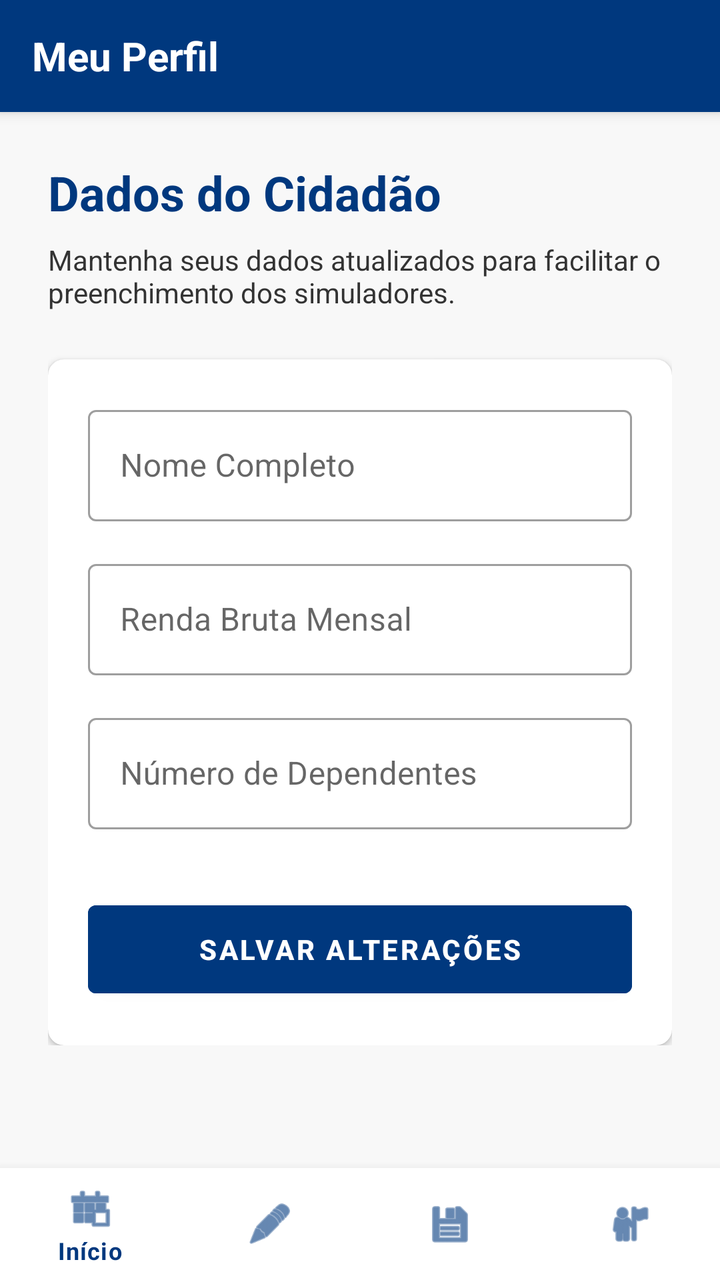
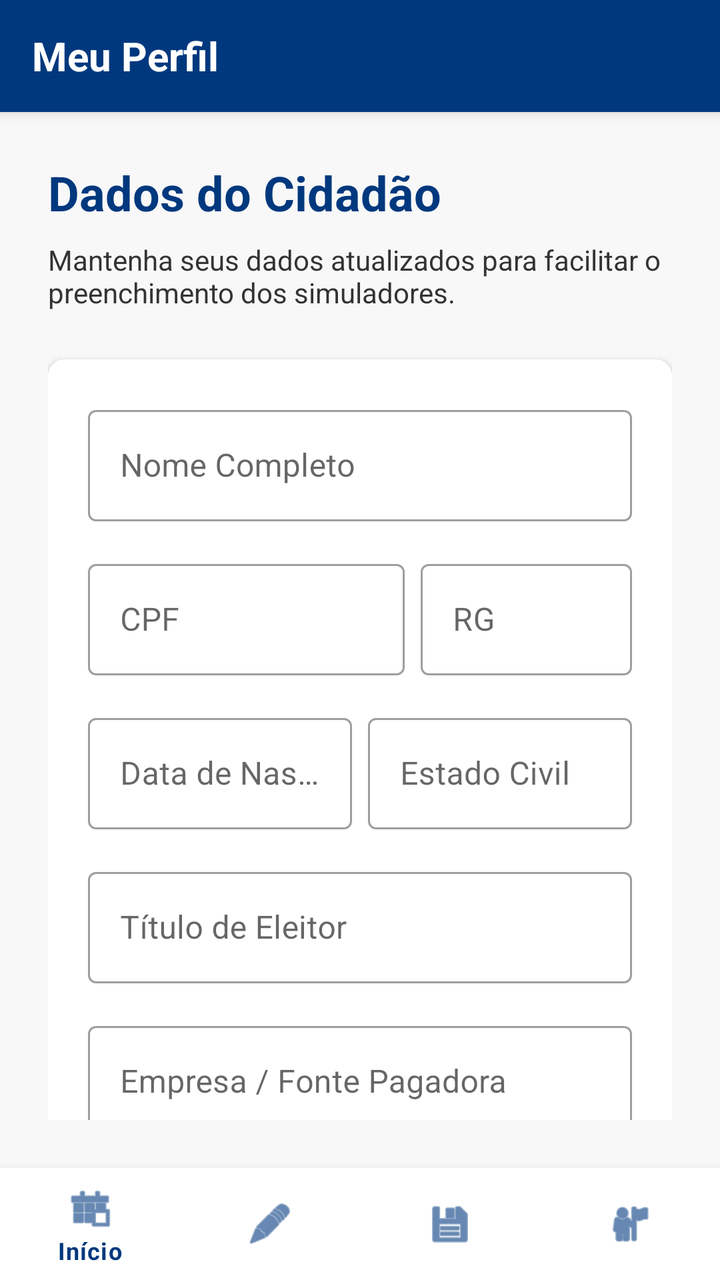

Before-and-after screenshots of an Android layout around one commit, followed by the original layout XML and the change that was made.
<!-- AndroidManifest.xml: application theme Theme.CalcGov -->
<!-- res/layout/activity_perfil.xml -->
<?xml version="1.0" encoding="utf-8"?>
<androidx.coordinatorlayout.widget.CoordinatorLayout xmlns:android="http://schemas.android.com/apk/res/android"
    xmlns:app="http://schemas.android.com/apk/res-auto"
    xmlns:tools="http://schemas.android.com/tools"
    android:layout_width="match_parent"
    android:layout_height="match_parent"
    android:background="@color/gov_gray_light"
    tools:context=".PerfilActivity">

    <com.google.android.material.appbar.AppBarLayout
        android:layout_width="match_parent"
        android:layout_height="wrap_content"
        android:background="@color/gov_blue">
        <androidx.appcompat.widget.Toolbar
            android:layout_width="match_parent"
            android:layout_height="?attr/actionBarSize">
            <TextView
                android:layout_width="wrap_content"
                android:layout_height="wrap_content"
                android:text="Meu Perfil"
                android:textColor="@color/white"
                android:textSize="20sp"
                android:textStyle="bold" />
        </androidx.appcompat.widget.Toolbar>
    </com.google.android.material.appbar.AppBarLayout>

    <androidx.core.widget.NestedScrollView
        android:layout_width="match_parent"
        android:layout_height="match_parent"
        app:layout_behavior="@string/appbar_scrolling_view_behavior">

        <LinearLayout
            android:layout_width="match_parent"
            android:layout_height="wrap_content"
            android:orientation="vertical"
            android:padding="24dp">

            <TextView
                android:layout_width="wrap_content"
                android:layout_height="wrap_content"
                android:text="Dados do Cidadão"
                android:textColor="@color/gov_blue"
                android:textSize="24sp"
                android:textStyle="bold" />

            <TextView
                android:layout_width="wrap_content"
                android:layout_height="wrap_content"
                android:layout_marginTop="8dp"
                android:text="Mantenha seus dados atualizados para facilitar o preenchimento dos simuladores."
                android:textColor="@color/gov_text_gray"
                android:textSize="14sp" />

            <com.google.android.material.card.MaterialCardView
                android:layout_width="match_parent"
                android:layout_height="wrap_content"
                android:layout_marginTop="24dp"
                app:cardCornerRadius="8dp"
                app:cardElevation="2dp">

                <LinearLayout
                    android:layout_width="match_parent"
                    android:layout_height="wrap_content"
                    android:orientation="vertical"
                    android:padding="20dp">

                    <com.google.android.material.textfield.TextInputLayout
                        style="@style/Widget.MaterialComponents.TextInputLayout.OutlinedBox"
                        android:layout_width="match_parent"
                        android:layout_height="wrap_content"
                        android:hint="Nome Completo">
                        <com.google.android.material.textfield.TextInputEditText
                            android:id="@+id/editPerfilNome"
                            android:layout_width="match_parent"
                            android:layout_height="wrap_content"
                            android:inputType="textPersonName" />
                    </com.google.android.material.textfield.TextInputLayout>

                    <com.google.android.material.textfield.TextInputLayout
                        style="@style/Widget.MaterialComponents.TextInputLayout.OutlinedBox"
                        android:layout_width="match_parent"
                        android:layout_height="wrap_content"
                        android:layout_marginTop="16dp"
                        android:hint="Renda Bruta Mensal">
                        <com.google.android.material.textfield.TextInputEditText
                            android:id="@+id/editPerfilRenda"
                            android:layout_width="match_parent"
                            android:layout_height="wrap_content"
                            android:inputType="numberDecimal" />
                    </com.google.android.material.textfield.TextInputLayout>

                    <com.google.android.material.textfield.TextInputLayout
                        style="@style/Widget.MaterialComponents.TextInputLayout.OutlinedBox"
                        android:layout_width="match_parent"
                        android:layout_height="wrap_content"
                        android:layout_marginTop="16dp"
                        android:hint="Número de Dependentes">
                        <com.google.android.material.textfield.TextInputEditText
                            android:id="@+id/editPerfilDep"
                            android:layout_width="match_parent"
                            android:layout_height="wrap_content"
                            android:inputType="number" />
                    </com.google.android.material.textfield.TextInputLayout>

                    <Button
                        android:id="@+id/buttonSalvarPerfil"
                        android:layout_width="match_parent"
                        android:layout_height="56dp"
                        android:layout_marginTop="32dp"
                        android:backgroundTint="@color/gov_blue"
                        android:text="SALVAR ALTERAÇÕES"
                        android:textStyle="bold"
                        app:cornerRadius="4dp" />

                </LinearLayout>
            </com.google.android.material.card.MaterialCardView>

        </LinearLayout>
    </androidx.core.widget.NestedScrollView>

    <com.google.android.material.bottomnavigation.BottomNavigationView
        android:id="@+id/bottomNavigation"
        android:layout_width="match_parent"
        android:layout_height="wrap_content"
        android:layout_gravity="bottom"
        android:background="@color/white"
        app:itemIconTint="@color/gov_blue"
        app:itemTextColor="@color/gov_blue"
        app:menu="@menu/bottom_nav_menu" />

</androidx.coordinatorlayout.widget.CoordinatorLayout>
<!-- resources referenced by this layout -->
<resources>
  <color name="gov_blue">#00387E</color>
  <color name="gov_gray_light">#F8F8F8</color>
  <color name="gov_text_gray">#333333</color>
  <color name="white">#FFFFFFFF</color>
  <style name="Theme.CalcGov" parent="Base.Theme.CalcGov" />
  <style name="Base.Theme.CalcGov" parent="Theme.MaterialComponents.DayNight.NoActionBar">
          
          <item name="colorPrimary">@color/gov_blue</item>
          <item name="colorPrimaryVariant">@color/gov_blue_darker</item>
          <item name="colorOnPrimary">@color/white</item>
          
          <item name="colorSecondary">@color/gov_gold</item>
          <item name="colorSecondaryVariant">@color/gov_gold</item>
          <item name="colorOnSecondary">@color/black</item>
          
          <item name="android:statusBarColor">@color/gov_blue</item>
          
          <item name="android:windowBackground">@color/gov_gray_light</item>
      </style>
  <color name="gov_blue_darker">#002147</color>
  <color name="gov_gold">#FFCC00</color>
  <color name="black">#FF000000</color>
</resources>

<!-- the commit's change to res/layout/activity_perfil.xml (unified diff, before → after) -->
@@ -27,6 +27,7 @@
     <androidx.core.widget.NestedScrollView
         android:layout_width="match_parent"
         android:layout_height="match_parent"
+        android:paddingBottom="80dp"
         app:layout_behavior="@string/appbar_scrolling_view_behavior">
 
         <LinearLayout
@@ -51,6 +52,37 @@
                 android:textColor="@color/gov_text_gray"
                 android:textSize="14sp" />
 
+            
+            <LinearLayout
+                android:id="@+id/layoutStatusGov"
+                android:layout_width="match_parent"
+                android:layout_height="wrap_content"
+                android:layout_marginTop="16dp"
+                android:background="#E3F2FD"
+                android:gravity="center_vertical"
+                android:padding="12dp"
+                android:orientation="horizontal"
+                android:visibility="gone">
+
+                <ImageView
+                    android:id="@+id/imgSeloGov"
+                    android:layout_width="24dp"
+                    android:layout_height="24dp"
+                    android:src="@android:drawable/checkbox_on_background"
+                    android:contentDescription="Selo gov.br"
+                    app:tint="@color/gov_blue" />
+
+                <TextView
+                    android:id="@+id/txtStatusGov"
+                    android:layout_width="wrap_content"
+                    android:layout_height="wrap_content"
+                    android:layout_marginStart="8dp"
+                    android:text="Dados básicos do perfil"
+                    android:textColor="@color/gov_blue"
+                    android:textSize="12sp"
+                    android:textStyle="bold" />
+            </LinearLayout>
+
             <com.google.android.material.card.MaterialCardView
                 android:layout_width="match_parent"
                 android:layout_height="wrap_content"
@@ -59,11 +91,13 @@
                 app:cardElevation="2dp">
 
                 <LinearLayout
+                    android:id="@+id/containerCamposPerfil"
                     android:layout_width="match_parent"
                     android:layout_height="wrap_content"
                     android:orientation="vertical"
                     android:padding="20dp">
 
+                    
                     <com.google.android.material.textfield.TextInputLayout
                         style="@style/Widget.MaterialComponents.TextInputLayout.OutlinedBox"
                         android:layout_width="match_parent"
@@ -76,31 +110,196 @@
                             android:inputType="textPersonName" />
                     </com.google.android.material.textfield.TextInputLayout>
 
+                    
+                    <LinearLayout
+                        android:layout_width="match_parent"
+                        android:layout_height="wrap_content"
+                        android:layout_marginTop="16dp"
+                        android:orientation="horizontal">
+
+                        <com.google.android.material.textfield.TextInputLayout
+                            style="@style/Widget.MaterialComponents.TextInputLayout.OutlinedBox"
+                            android:layout_width="0dp"
+                            android:layout_height="wrap_content"
+                            android:layout_weight="1.5"
+                            android:layout_marginEnd="8dp"
+                            android:hint="@string/label_cpf"
+                            app:placeholderText="@string/hint_cpf">
+                            <com.google.android.material.textfield.TextInputEditText
+                                android:id="@+id/editPerfilCPF"
+                                android:layout_width="match_parent"
+                                android:layout_height="wrap_content"
+                                android:inputType="number" />
+                        </com.google.android.material.textfield.TextInputLayout>
+
+                        <com.google.android.material.textfield.TextInputLayout
+                            style="@style/Widget.MaterialComponents.TextInputLayout.OutlinedBox"
+                            android:layout_width="0dp"
+                            android:layout_height="wrap_content"
+                            android:layout_weight="1"
+                            android:hint="@string/label_rg">
+                            <com.google.android.material.textfield.TextInputEditText
+                                android:id="@+id/editPerfilRG"
+                                android:layout_width="match_parent"
+                                android:layout_height="wrap_content"
+                                android:inputType="number" />
+                        </com.google.android.material.textfield.TextInputLayout>
+                    </LinearLayout>
+
+                    
+                    <LinearLayout
+                        android:layout_width="match_parent"
+                        android:layout_height="wrap_content"
+                        android:layout_marginTop="16dp"
+                        android:orientation="horizontal">
+
+                        <com.google.android.material.textfield.TextInputLayout
+                            style="@style/Widget.MaterialComponents.TextInputLayout.OutlinedBox"
+                            android:layout_width="0dp"
+                            android:layout_height="wrap_content"
+                            android:layout_weight="1"
+                            android:layout_marginEnd="8dp"
+                            android:hint="@string/label_nascimento"
+                            app:placeholderText="@string/hint_data">
+                            <com.google.android.material.textfield.TextInputEditText
+                                android:id="@+id/editPerfilNascimento"
+                                android:layout_width="match_parent"
+                                android:layout_height="wrap_content"
+                                android:inputType="date" />
+                        </com.google.android.material.textfield.TextInputLayout>
+
+                        <com.google.android.material.textfield.TextInputLayout
+                            style="@style/Widget.MaterialComponents.TextInputLayout.OutlinedBox"
+                            android:layout_width="0dp"
+                            android:layout_height="wrap_content"
+                            android:layout_weight="1"
+                            android:hint="@string/label_estado_civil">
+                            <com.google.android.material.textfield.TextInputEditText
+                                android:id="@+id/editPerfilEstadoCivil"
+                                android:layout_width="match_parent"
+                                android:layout_height="wrap_content"
+                                android:inputType="text" />
+                        </com.google.android.material.textfield.TextInputLayout>
+                    </LinearLayout>
+
+                    
                     <com.google.android.material.textfield.TextInputLayout
                         style="@style/Widget.MaterialComponents.TextInputLayout.OutlinedBox"
                         android:layout_width="match_parent"
                         android:layout_height="wrap_content"
                         android:layout_marginTop="16dp"
-                        android:hint="Renda Bruta Mensal">
+                        android:hint="@string/label_titulo_eleitor">
                         <com.google.android.material.textfield.TextInputEditText
-                            android:id="@+id/editPerfilRenda"
-                            android:layout_width="match_parent"
-                            android:layout_height="wrap_content"
-                            android:inputType="numberDecimal" />
+                            android:id="@+id/editPerfilTitulo"
+                            android:layout_width="match_parent"
+                            android:layout_height="wrap_content"
+                            android:inputType="number" />
                     </com.google.android.material.textfield.TextInputLayout>
 
+                    
                     <com.google.android.material.textfield.TextInputLayout
                         style="@style/Widget.MaterialComponents.TextInputLayout.OutlinedBox"
                         android:layout_width="match_parent"
                         android:layout_height="wrap_content"
                         android:layout_marginTop="16dp"
-                        android:hint="Número de Dependentes">
+                        android:hint="@string/label_empresa">
                         <com.google.android.material.textfield.TextInputEditText
-                            android:id="@+id/editPerfilDep"
-                            android:layout_width="match_parent"
-                            android:layout_height="wrap_content"
-                            android:inputType="number" />
+                            android:id="@+id/editPerfilEmpresa"
+                            android:layout_width="match_parent"
+                            android:layout_height="wrap_content"
+                            android:inputType="text" />
                     </com.google.android.material.textfield.TextInputLayout>
+
+                    
+                    <LinearLayout
+                        android:layout_width="match_parent"
+                        android:layout_height="wrap_content"
+                        android:layout_marginTop="16dp"
+                        android:orientation="horizontal">
+
+                        <com.google.android.material.textfield.TextInputLayout
+                            style="@style/Widget.MaterialComponents.TextInputLayout.OutlinedBox"
+                            android:layout_width="0dp"
+                            android:layout_height="wrap_content"
+                            android:layout_weight="1"
+                            android:layout_marginEnd="8dp"
+                            android:hint="@string/label_renda_mensal"
+                            app:placeholderText="@string/hint_renda_mask">
+                            <com.google.android.material.textfield.TextInputEditText
+                                android:id="@+id/editPerfilRenda"
+                                android:layout_width="match_parent"
+                                android:layout_height="wrap_content"
+                                android:inputType="numberDecimal" />
+                        </com.google.android.material.textfield.TextInputLayout>
+
+                        <com.google.android.material.textfield.TextInputLayout
+                            style="@style/Widget.MaterialComponents.TextInputLayout.OutlinedBox"
+                            android:layout_width="0dp"
+                            android:layout_height="wrap_content"
+                            android:layout_weight="1"
+                            android:hint="@string/label_num_dep">
+                            <com.google.android.material.textfield.TextInputEditText
+                                android:id="@+id/editPerfilDep"
+                                android:layout_width="match_parent"
+                                android:layout_height="wrap_content"
+                                android:inputType="number" />
+                        </com.google.android.material.textfield.TextInputLayout>
+                    </LinearLayout>
+
+                    
+                    <LinearLayout
+                        android:id="@+id/containerDependentes"
+                        android:layout_width="match_parent"
+                        android:layout_height="wrap_content"
+                        android:layout_marginTop="16dp"
+                        android:orientation="vertical"
+                        android:visibility="gone">
+
+                        <TextView
+                            android:layout_width="wrap_content"
+                            android:layout_height="wrap_content"
+                            android:text="@string/label_info_dep"
+                            android:textColor="@color/gov_blue"
+                            android:textStyle="bold"
+                            android:layout_marginBottom="8dp"/>
+
+                        <com.google.android.material.textfield.TextInputLayout
+                            style="@style/Widget.MaterialComponents.TextInputLayout.OutlinedBox"
+                            android:layout_width="match_parent"
+                            android:layout_height="wrap_content"
+                            android:hint="@string/label_nome_dep">
+                            <com.google.android.material.textfield.TextInputEditText
+                                android:id="@+id/editNomeDepInfo"
+                                android:layout_width="match_parent"
+                                android:layout_height="wrap_content" />
+                        </com.google.android.material.textfield.TextInputLayout>
+
+                        <com.google.android.material.textfield.TextInputLayout
+                            style="@style/Widget.MaterialComponents.TextInputLayout.OutlinedBox"
+                            android:layout_width="match_parent"
+                            android:layout_height="wrap_content"
+                            android:layout_marginTop="8dp"
+                            android:hint="@string/label_cpf_dep"
+                            app:placeholderText="@string/hint_cpf">
+                            <com.google.android.material.textfield.TextInputEditText
+                                android:id="@+id/editCPFDepInfo"
+                                android:layout_width="match_parent"
+                                android:layout_height="wrap_content"
+                                android:inputType="number" />
+                        </com.google.android.material.textfield.TextInputLayout>
+                    </LinearLayout>
+
+                    <Button
+                        android:id="@+id/buttonDesbloquear"
+                        style="@style/Widget.MaterialComponents.Button.OutlinedButton"
+                        android:layout_width="match_parent"
+                        android:layout_height="56dp"
+                        android:layout_marginTop="24dp"
+                        android:text="@string/btn_desbloquear_edicao"
+                        android:textColor="@color/gov_blue"
+                        android:visibility="gone"
+                        app:icon="@android:drawable/ic_lock_idle_lock"
+                        app:strokeColor="@color/gov_blue" />
 
                     <Button
                         android:id="@+id/buttonSalvarPerfil"
<!-- resource entries referenced after the edit -->
@@ -4,6 +4,21 @@
   <color name="gov_gray_light">#F8F8F8</color>
   <color name="gov_text_gray">#333333</color>
   <color name="white">#FFFFFFFF</color>
+  <string name="btn_desbloquear_edicao">DESBLOQUEAR PARA EDITAR</string>
+  <string name="hint_cpf">000.000.000-00</string>
+  <string name="hint_data">00/00/0000</string>
+  <string name="hint_renda_mask">R$ 0.000,00</string>
+  <string name="label_cpf">CPF</string>
+  <string name="label_cpf_dep">CPF do Dependente</string>
+  <string name="label_empresa">Empresa / Fonte Pagadora</string>
+  <string name="label_estado_civil">Estado Civil</string>
+  <string name="label_info_dep">Informações do Dependente</string>
+  <string name="label_nascimento">Data de Nascimento</string>
+  <string name="label_nome_dep">Nome do Dependente</string>
+  <string name="label_num_dep">Número de Dependentes</string>
+  <string name="label_renda_mensal">Renda Bruta Mensal</string>
+  <string name="label_rg">RG</string>
+  <string name="label_titulo_eleitor">Título de Eleitor</string>
   <style name="Theme.CalcGov" parent="Base.Theme.CalcGov" />
   <style name="Base.Theme.CalcGov" parent="Theme.MaterialComponents.DayNight.NoActionBar">
           
